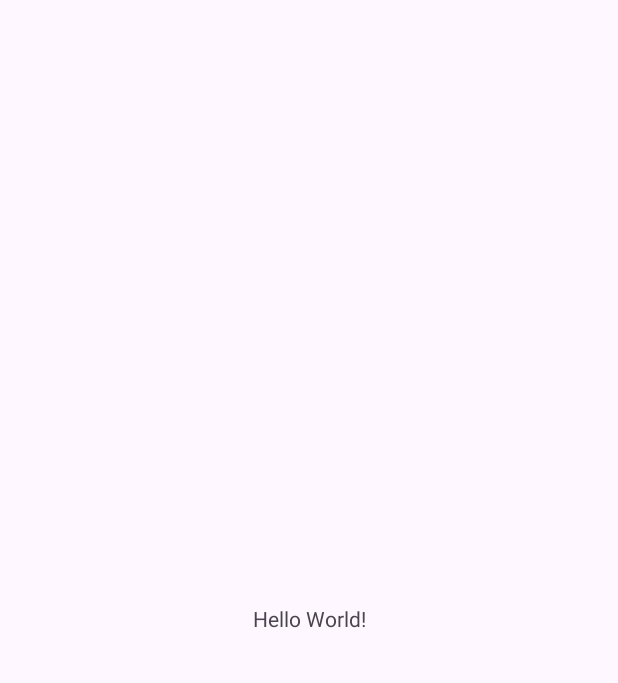
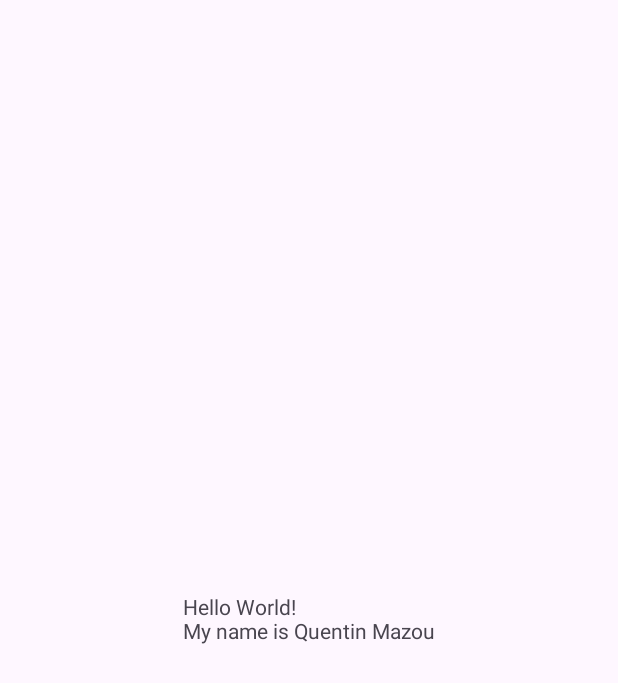
Before and after one commit to QuentinMazou/Hello_World, an Android app: the screen it shows after launch (MainActivity), on a phone screen of 412 x 824 dp. Before the commit the part shown is almost empty. Shown: the top 683 px of the screen. Run offline under Robolectric (Android 15) with nearby library versions, the phone set to English and light mode, and no system bars.

Commit message:
second commit

```diff
--- a/app/src/main/res/layout/activity_main.xml
+++ b/app/src/main/res/layout/activity_main.xml
@@ -10,7 +10,7 @@
     <TextView
         android:layout_width="wrap_content"
         android:layout_height="wrap_content"
-        android:text="Hello World!"
+        android:text="Hello World!\nMy name is Quentin Mazou"
         app:layout_constraintBottom_toBottomOf="parent"
         app:layout_constraintEnd_toEndOf="parent"
         app:layout_constraintStart_toStartOf="parent"
```
